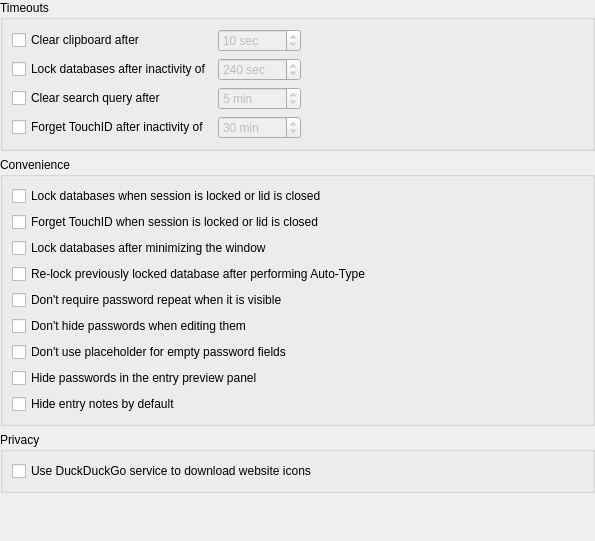
First picture: the form in src/gui/ApplicationSettingsWidgetSecurity.ui, repository keepassxreboot/keepassxc, before the edit.
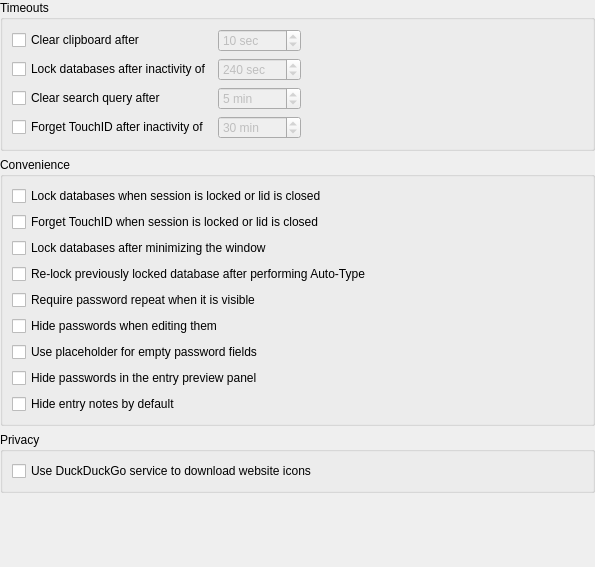
Second picture: the form after the edit.

Commit message:
Make settings checkbox texts positive
* Change settings checkboxes with negative phrasing (i.e. "don't do
  something") to positive phrasing, and reverse their effects
  accordingly.
* Change internal names of affected settings to stay consistent with
  their effect.

```diff
--- a/src/gui/ApplicationSettingsWidgetSecurity.ui
+++ b/src/gui/ApplicationSettingsWidgetSecurity.ui
@@ -7,7 +7,7 @@
     <x>0</x>
     <y>0</y>
     <width>595</width>
-    <height>541</height>
+    <height>567</height>
    </rect>
   </property>
   <layout class="QVBoxLayout" name="verticalLayout">
@@ -225,21 +225,21 @@
       <item>
        <widget class="QCheckBox" name="passwordRepeatCheckBox">
         <property name="text">
-         <string>Don't require password repeat when it is visible</string>
+         <string>Require password repeat when it is visible</string>
         </property>
        </widget>
       </item>
       <item>
        <widget class="QCheckBox" name="passwordCleartextCheckBox">
         <property name="text">
-         <string>Don't hide passwords when editing them</string>
+         <string>Hide passwords when editing them</string>
         </property>
        </widget>
       </item>
       <item>
        <widget class="QCheckBox" name="passwordShowDotsCheckBox">
         <property name="text">
-         <string>Don't use placeholder for empty password fields</string>
+         <string>Use placeholder for empty password fields</string>
         </property>
        </widget>
       </item>
```
Left out of the diff: 8 changed lines with no effect on the pictures. The commit also changes 9 other files.
